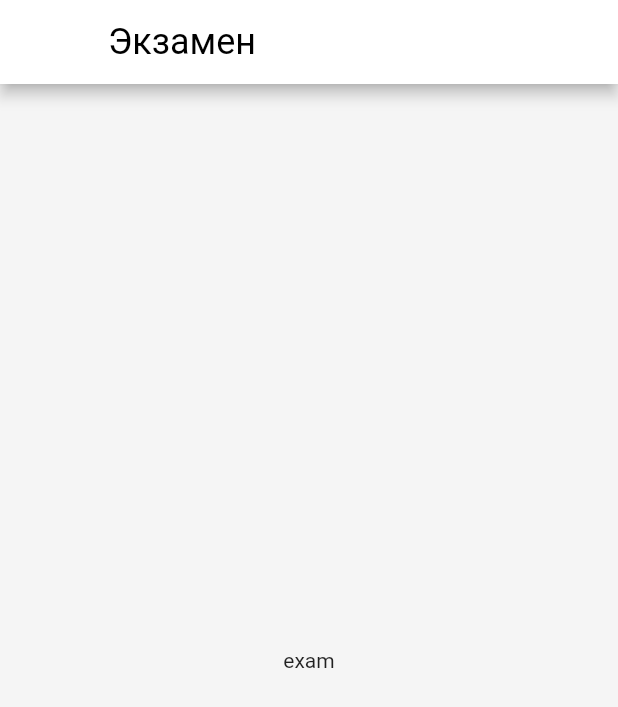
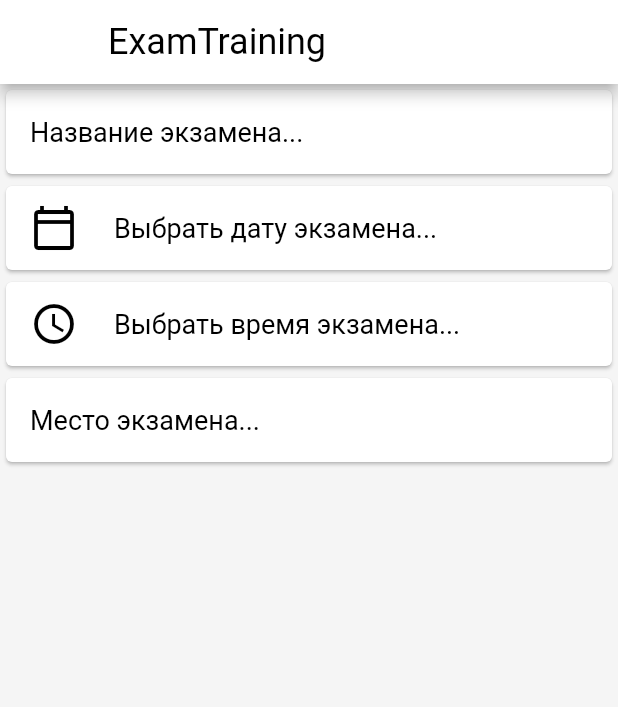
Before and after one commit to EgorShiryaev/ExamTraining, a Flutter app: the ExamInfo screen opened directly, on a phone screen of 412 x 824 dp. Shown: the top 707 px of the screen. Run offline on Flutter 3.47's test engine with Material 2 defaults, Android fonts, the phone set to English and light mode, and no system bars; our stand-ins replace flutter_slidable, google_fonts; missing offline and left inert: dart:html.

Commit message:
Добавление кнопок

```diff
--- a/lib/screens/exam_info.dart
+++ b/lib/screens/exam_info.dart
@@ -1,17 +1,49 @@
+import 'dart:html';
+
+import 'package:exam_training/screens/new_exam.dart';
 import 'package:flutter/material.dart';
 
 class ExamInfo extends StatelessWidget {
-  const ExamInfo({Key? key}) : super(key: key);
+ const ExamInfo({Key? key}): super(key:key);
 
   @override
   Widget build(BuildContext context) {
     return Scaffold(
       appBar: AppBar(
-        title: Text('Экзамен'),
+        title: const Text('ExamTraining'),
       ),
-      body: Center(
-        child: Text('exam'),
-      ),
+      body: ListView(
+        children: const <Widget>[
+          //Card(child: ListTile(title: Text('One-line ListTile'))),
+          Card(
+            child: ListTile(
+              title: Text('Название экзамена...'),
+
+            ),
+          ),
+          Card(
+            child: ListTile(
+              leading: Icon(Icons.calendar_today_outlined, color: Colors.black,),
+              title: Text('Выбрать дату экзамена...'),
+      //onTap: () => print("${Icons.title} - tap"),
+
+            ),
+
+          ),
+          Card(
+            child: ListTile(
+              leading: Icon(Icons.access_time_outlined,color: Colors.black,),
+              title: Text('Выбрать время экзамена...'),
+            ),
+          ),
+          Card(
+            child: ListTile(
+              title: Text('Место экзамена...'),
+            ),
+          ),
+
+        ],
+      )
     );
   }
-}
+       }
```
